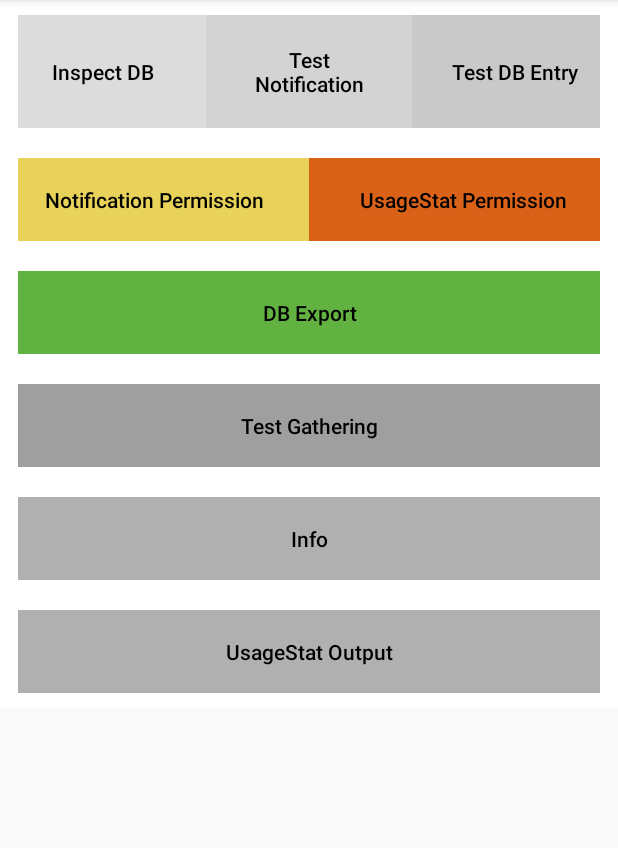
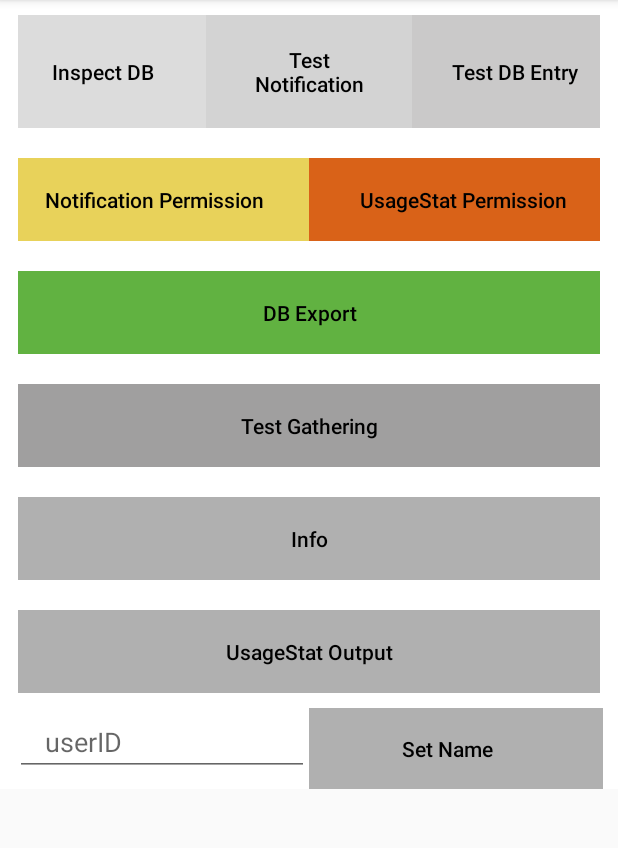
Before and after one commit to Strandtasche/BachelorArbeitTobias, an Android app: the screen it shows after launch (MainActivity), on a phone screen of 412 x 824 dp, the part 84-932 px from its top. Run offline under Robolectric (Android 15) with nearby library versions, the phone set to English and light mode, and no system bars; libraries missing offline, so code that uses them is left out: com.opencsv; 1 statement that could not run was skipped.

Commit message:
Last minute Changes

```diff
--- a/Prototype/app/src/main/java/com/example/saibot1207/baprototype/MainActivity.java
+++ b/Prototype/app/src/main/java/com/example/saibot1207/baprototype/MainActivity.java
@@ -44,8 +44,10 @@ import android.support.v4.content.ContextCompat;
 import android.support.v4.content.LocalBroadcastManager;
 import android.support.v7.app.AppCompatActivity;
 import android.support.v7.app.NotificationCompat;
+import android.text.Editable;
 import android.text.Html;
 import android.view.View;
+import android.widget.EditText;
 import android.widget.TableLayout;
 import android.widget.TableRow;
 import android.widget.TextView;
@@ -91,6 +93,8 @@ public class MainActivity extends AppCompatActivity {
 
     private boolean perm;
 
+    private String userID;
+
     @Override
     protected void onCreate(Bundle savedInstanceState) {
         super.onCreate(savedInstanceState);
@@ -105,6 +109,8 @@ public class MainActivity extends AppCompatActivity {
         //Log.d("onCreate", "after usageStat access");
 
         res = getResources();
+
+        userID = "not yet set";
 
         intentService = new Intent(this, NotificationService.class);
         startService(intentService);
@@ -553,6 +559,13 @@ public class MainActivity extends AppCompatActivity {
 
     }
 
+    public void setName(View v) {
+        Log.d("userID", userID);
+        EditText mEdit   = (EditText)findViewById(R.id.editText);
+        userID = mEdit.getText().toString();
+        Log.d("userID", userID);
+    }
+
 //    public void backupDatabaseMail() throws IOException {
 //        String columnString =   "\"PersonName\",\"Gender\",\"Street1\",\"postOffice\",\"Age\"";
 //        String dataString   =   "\"" + "username" +"\",\"" + "usergender" + "\",\"" + "useradress" + "\",\"" + "userpostoffice" + "\",\"" + "userage" + "\"";
@@ -600,9 +613,9 @@ public class MainActivity extends AppCompatActivity {
             exportDir.mkdirs();
         }
 
-        File file1 = new File(exportDir, "csvname1.csv");
-        File file2 = new File(exportDir, "csvname2.csv");
-        File file3 = new File(exportDir, "csvname3.csv");
+        File file1 = new File(exportDir, "csvname1_" + userID + ".csv");
+        File file2 = new File(exportDir, "csvname2_" + userID + ".csv");
+        File file3 = new File(exportDir, "csvname3_" + userID + ".csv");
         try
         {
             file1.createNewFile();
--- a/Prototype/app/src/main/res/layout/activity_main.xml
+++ b/Prototype/app/src/main/res/layout/activity_main.xml
@@ -2,6 +2,7 @@
 <ScrollView xmlns:android="http://schemas.android.com/apk/res/android"
     android:layout_width="match_parent"
     android:layout_height="match_parent">
+
     <TableLayout
         android:layout_width="match_parent"
         android:layout_height="match_parent"
@@ -118,7 +119,8 @@
                 android:padding="18dip" android:gravity="center"
                 android:onClick="exportDb"
                 style="?android:attr/buttonBarButtonStyle"
-                />
+                android:layout_width="match_parent"
+                android:layout_height="match_parent" />
 
         </TableRow>
 
@@ -141,6 +143,11 @@
                 android:layout_height="match_parent" />
 
         </TableRow>
+
+
+
+
+
 
         <TableRow
             android:layout_height="wrap_content"
@@ -180,5 +187,60 @@
 
         </TableRow>
 
+        <TableRow
+            android:layout_width="match_parent"
+            android:layout_height="wrap_content"
+            android:gravity="center_horizontal"
+            android:weightSum="2">
+            >
+
+
+            <RelativeLayout
+                android:layout_width="fill_parent"
+                android:layout_height="wrap_content"
+                android:paddingRight="10dp"
+                android:paddingLeft="10dp"
+                android:descendantFocusability="beforeDescendants"
+                android:focusableInTouchMode="true">
+
+                <View android:id="@+id/fakeView"
+                    android:layout_width="0dp"
+                    android:layout_height="0dp"
+                    android:layout_centerInParent="true"/>
+
+
+                <EditText
+                    android:layout_width="wrap_content"
+                    android:layout_height="wrap_content"
+                    android:id="@+id/editText"
+                    android:hint="@string/userID"
+                    android:inputType="text"
+                    android:paddingLeft="20dp"
+                    android:paddingRight="8dp"
+                    android:layout_alignRight="@id/fakeView"
+                    android:layout_alignParentLeft="true"
+                    />
+
+                <Button
+                    android:id="@+id/Button10" android:text="@string/button10"
+                    android:background="#b0b0b0"
+                    android:textColor="#000000"
+                    android:textAllCaps="false"
+                    android:gravity="center"
+                    android:onClick="setName"
+                    android:layout_alignLeft="@id/fakeView"
+                    android:layout_alignParentRight="true"
+                    style="?android:attr/buttonBarButtonStyle"
+                    android:layout_width="match_parent"
+                    android:layout_height="match_parent"
+                    android:paddingLeft="8dp"
+                    android:paddingRight="20dp"
+                    />
+
+            </RelativeLayout>
+
+
+        </TableRow>
+
     </TableLayout>
 </ScrollView>
--- a/Prototype/app/src/main/res/values/strings.xml
+++ b/Prototype/app/src/main/res/values/strings.xml
@@ -12,6 +12,8 @@
     <string name="button7">UsageStat Output</string>
     <string name="button8">UsageStat Permission</string>
     <string name="button9">Info</string>
+    <string name="button10">Set Name</string>
+    <string name="userID">userID</string>
     <string name="action_settings">Settings</string>
     <string name="service_name">NotificationService</string>
     <string name="title_activity_test_database">TestDatabaseActivity</string>
```
Also changed, not shown: 1 other file.
